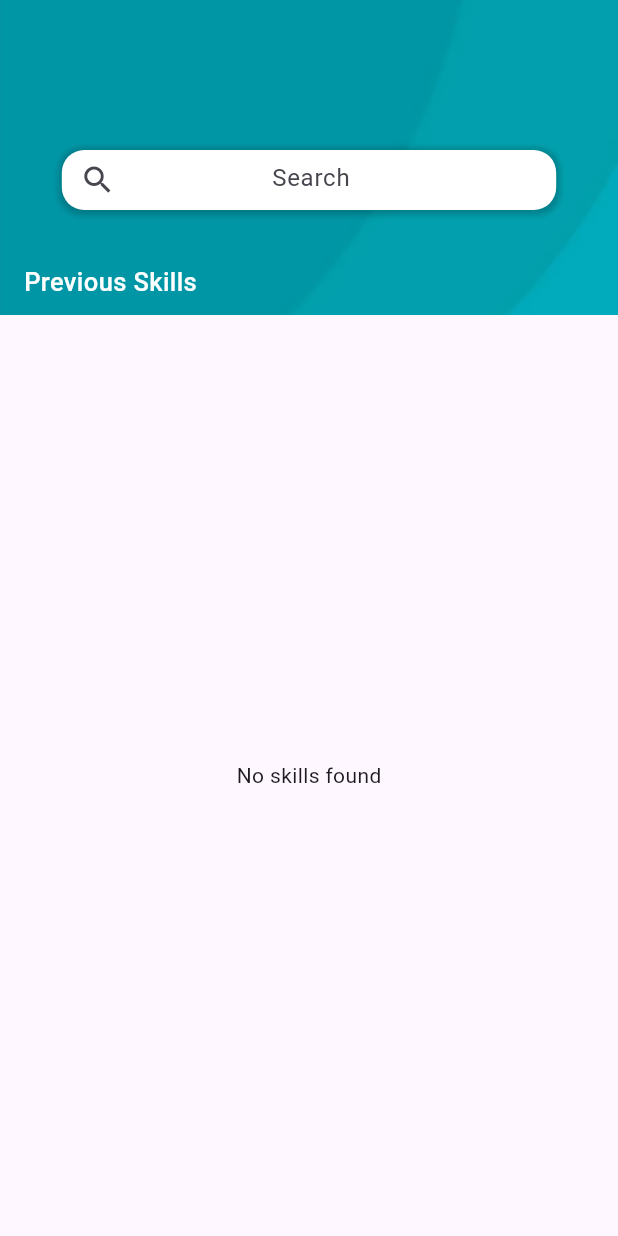
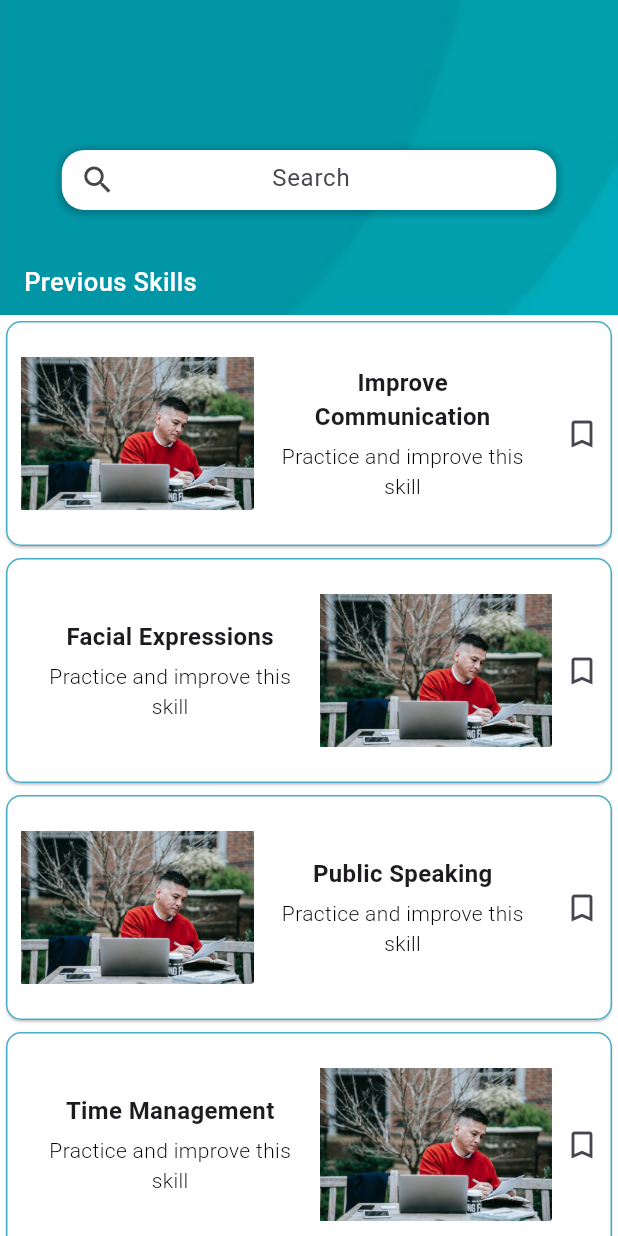
Before and after one commit to IvanJManh/new-skillo-app2, a Flutter app: the SavedSkillsPage screen opened directly with empty values, on a phone screen of 412 x 824 dp. Run offline on Flutter 3.47's test engine with Material 3 defaults, Android fonts, the phone set to English and light mode, and no system bars; our stand-ins replace firebase_auth, firebase_core, fl_chart; accounts and stored records are empty.

Commit message:
update project including firbase date

```diff
--- a/lib/pages/saved_skills_page.dart
+++ b/lib/pages/saved_skills_page.dart
@@ -1,34 +1,41 @@
 import 'package:flutter/material.dart';
 import 'package:newskilloapp/pages/skill_notifier.dart';
-import 'package:newskilloapp/pages/skill_details_page.dart';
-import 'package:newskilloapp/features/content/content.dart';
+
 
 class SavedSkillsPage extends StatefulWidget {
   final SkillNotifier skillNotifier;
 
-  const SavedSkillsPage({
-    super.key,
+  final List<String> skillsList = [
+    'Improve Communication',
+    'Facial Expressions',
+    'Public Speaking',
+    'Time Management',
+  ];
+
+  double calculateProgress(int completed, int total) {
+  if (total == 0) return 0;
+  return completed / total;
+}
+
+  SavedSkillsPage(
+    {
     required this.skillNotifier,
-  });
+    }
+  );
+
 
   @override
-  State<SavedSkillsPage> createState() => _SavedSkillsPageState();
+  _SavedSkillsPageState createState() => _SavedSkillsPageState();
+
 }
 
-class _SavedSkillsPageState extends State<SavedSkillsPage> {
+class _SavedSkillsPageState extends State<SavedSkillsPage>{
+
   final TextEditingController _searchController = TextEditingController();
   String searchQuery = '';
 
   @override
-  void dispose() {
-    _searchController.dispose();
-    super.dispose();
-  }
-
-  @override
   Widget build(BuildContext context) {
-    final contentService = ContentService();
-
     return Scaffold(
       appBar: AppBar(
         toolbarHeight: 210,
@@ -37,13 +44,13 @@ class _SavedSkillsPageState extends State<SavedSkillsPage> {
         flexibleSpace: Stack(
           children: [
             Container(
-              decoration: const BoxDecoration(
-                image: DecorationImage(
-                  image: AssetImage('lib/images/background.png'),
+              decoration: BoxDecoration(
+                image: DecorationImage(image: AssetImage('lib/images/background.png'),
                 fit: BoxFit.cover,
                 ),
               ),
             ),
+
             Positioned(
               top: 100,
               left: 0,
@@ -59,10 +66,12 @@ class _SavedSkillsPageState extends State<SavedSkillsPage> {
                         color: Colors.black.withOpacity(0.2),
                         spreadRadius: 2,
                         blurRadius: 3,
-                        offset: const Offset(0.5, 1),
+                        offset: Offset(0.5, 1),
                       )
-                    ],
+                    ]
                   ),
+
+
                   child: TextField(
                     controller: _searchController,
                     textAlign: TextAlign.center,
@@ -71,13 +80,13 @@ class _SavedSkillsPageState extends State<SavedSkillsPage> {
                         searchQuery = value.toLowerCase();
                       });
                     },
+
                     decoration: InputDecoration(
                     filled: true,
                     fillColor: Colors.white,
                     hintText: 'Search',
-                      prefixIcon: const Icon(Icons.search),
-                      contentPadding: const EdgeInsets.symmetric(
-                          vertical: 10, horizontal: 45),
+                    prefixIcon: Icon(Icons.search),
+                    contentPadding: EdgeInsets.symmetric(vertical: 10, horizontal: 45),
                     border: OutlineInputBorder(
                     borderRadius: BorderRadius.circular(15),
                     borderSide: BorderSide.none,
@@ -87,7 +96,8 @@ class _SavedSkillsPageState extends State<SavedSkillsPage> {
               ),
             ),
             ),
-            const Positioned(
+
+            Positioned(
               bottom: 10,
               left: 16,
               child: Text(
@@ -103,112 +113,82 @@ class _SavedSkillsPageState extends State<SavedSkillsPage> {
   ),
 ),
 
-      body: StreamBuilder<List<Skill>>(
-        stream: contentService.watchSkills(),
-        builder: (context, snapshot) {
-          if (snapshot.connectionState == ConnectionState.waiting) {
-            return const Center(child: CircularProgressIndicator());
-          }
-          if (snapshot.hasError) {
-            return Center(child: Text("Error: ${snapshot.error}"));
-          }
+      body: ValueListenableBuilder(
+        valueListenable: widget.skillNotifier,
+        builder: (context, skills, child) {
 
-          final skills = snapshot.data ?? [];
-
-          final filteredSkills = skills.where((s) {
-            return s.title.toLowerCase().contains(searchQuery);
+          final filteredSkills = widget.skillsList.where((skill){
+              return skill.toLowerCase().contains(searchQuery);
           }).toList();
-
-          if (filteredSkills.isEmpty) {
-            return const Center(child: Text("No skills found"));
-          }
 
           return Container(
             color: Colors.white,
             child: ListView.builder(
               itemCount: filteredSkills.length,
               itemBuilder: (context, index) {
-                final s = filteredSkills[index];
-                final isSaved = widget.skillNotifier.value.contains(s.title);
-
+                final skill = filteredSkills[index];
                 return Card(
                   elevation: 0.7,
                   color: Colors.white,
                   shape: RoundedRectangleBorder(
-                    borderRadius: BorderRadius.circular(10),
-                    side: const BorderSide(
+                    borderRadius: BorderRadiusGeometry.circular(10),
+                    side: BorderSide(
                       color: Color.fromARGB(255, 71, 172, 200),
                       width: 1,
+                    )
                   ),
-                  ),
-                  child: InkWell(
-                    onTap: () {
-                      Navigator.push(
-                        context,
-                        MaterialPageRoute(
-                          builder: (_) => SkillDetailsPage(
-                            skillId: s.id,
-                            skillTitle: s.title,
-                          ),
-                        ),
-                      );
-                    },
                   child: Container(
                     height: 150,
-                      padding: const EdgeInsets.all(10),
+                    padding: EdgeInsets.all(10),
                     child: Row(
                       children: [
-                          if (index % 2 == 0)
-                            Image.asset('lib/images/man.png', width: 155),
-
-                          const SizedBox(width: 10),
-
-                          Expanded(
-                            child: Column(
+                        if (index% 2 == 0)
+                        Image.asset('lib/images/man.png',
+                        width: 155,
+                        ),
+                        SizedBox(width: 10),
+                        Expanded(child: Column(
                           mainAxisAlignment: MainAxisAlignment.center,
                           children: [
                             Text(
-                                  s.title,
+                              skill,
                               textAlign: TextAlign.center,
-                                  style: const TextStyle(
+                              style: TextStyle(
                                 fontSize: 16,
                                 fontWeight: FontWeight.bold,
                               ),
                             ),
-                                const SizedBox(height: 5),
+                            SizedBox(height: 5),
                             Text(
-                                  s.description.isNotEmpty
-                                      ? s.description
-                                      : 'Practice and improve this skill',
+                              'Practice and improve this skill',
                               textAlign: TextAlign.center,
-                                  style: const TextStyle(
+                              style: TextStyle(
                                 fontSize: 14,
                                 color: Colors.black,
                                 fontWeight: FontWeight.w300,
                               ),
-                                ),
+                            )
                           ],
                         ),
                         ),
+                        SizedBox(width: 10),
+                        if (index% 2 != 0)
+                        Image.asset('lib/images/man.png',
+                        width: 155,
+                        ),
 
-                          const SizedBox(width: 10),
-
-                          if (index % 2 != 0)
-                            Image.asset('lib/images/man.png', width: 155),
-
-                          SizedBox(
-                            width: 30,
+                        Center(
+                          child: SizedBox(width: 30,
                             child: IconButton(
                               icon: Icon(
-                                isSaved
-                                    ? Icons.bookmark
-                                    : Icons.bookmark_border,
+                              widget.skillNotifier.value.contains(skill)
+                            ? Icons.bookmark : Icons.bookmark_border,
                             ),
-                              onPressed: () {
-                                if (isSaved) {
-                                  widget.skillNotifier.removeSkill(s.title);
+                            onPressed: (){
+                              if (widget.skillNotifier.value.contains(skill)){
+                              widget.skillNotifier.removeSkill(skill);
                             } else {
-                                  widget.skillNotifier.addSkill(s.title);
+                              widget.skillNotifier.addSkill(skill);
                             }
                             },
                             style: IconButton.styleFrom(
@@ -216,8 +196,8 @@ class _SavedSkillsPageState extends State<SavedSkillsPage> {
                             ),
                             ),
                           ),
+                        ),
                       ],
-                      ),
                     ),
                   ),
                 );
```
Lines whose indentation alone changed are shown as unchanged.
